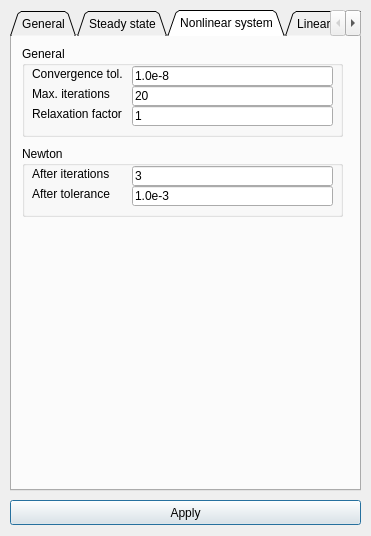
Qt form misc/Mesh3D/forms/solverparameters.ui (tehnick/elmerfem) before a commit.
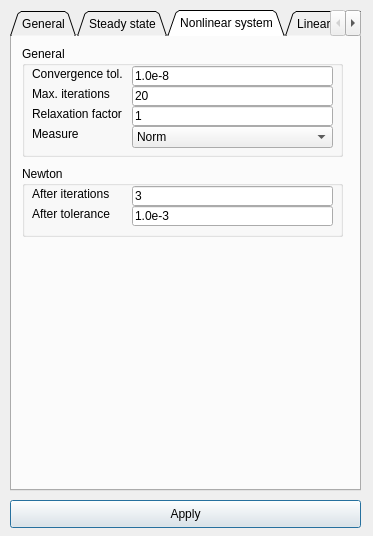
The same form after that commit. The open tabs and pages were chosen to show the change. Icons and pictures are not drawn.

Commit message: Added noninear system and staedy state convergence measures which are only written conditionally if not == norm.

```diff
--- a/misc/Mesh3D/forms/solverparameters.ui
+++ b/misc/Mesh3D/forms/solverparameters.ui
@@ -5,7 +5,7 @@
    <rect>
     <x>0</x>
     <y>0</y>
-    <width>371</width>
+    <width>373</width>
     <height>536</height>
    </rect>
   </property>
@@ -254,7 +254,7 @@
        <x>10</x>
        <y>10</y>
        <width>321</width>
-       <height>91</height>
+       <height>111</height>
       </rect>
      </property>
      <property name="title" >
@@ -338,12 +338,50 @@
        <string>Relaxation factor</string>
       </property>
      </widget>
+     <widget class="QComboBox" name="nonlinSystemConvergenceMeasureCombo" >
+      <property name="geometry" >
+       <rect>
+        <x>110</x>
+        <y>80</y>
+        <width>201</width>
+        <height>22</height>
+       </rect>
+      </property>
+      <item>
+       <property name="text" >
+        <string>Norm</string>
+       </property>
+      </item>
+      <item>
+       <property name="text" >
+        <string>Solution</string>
+       </property>
+      </item>
+      <item>
+       <property name="text" >
+        <string>Residual</string>
+       </property>
+      </item>
+     </widget>
+     <widget class="QLabel" name="nonlinSystemConvergenceMeasureLabel" >
+      <property name="geometry" >
+       <rect>
+        <x>10</x>
+        <y>80</y>
+        <width>91</width>
+        <height>16</height>
+       </rect>
+      </property>
+      <property name="text" >
+       <string>Measure</string>
+      </property>
+     </widget>
     </widget>
     <widget class="QGroupBox" name="newtonControlGroup" >
      <property name="geometry" >
       <rect>
        <x>10</x>
-       <y>110</y>
+       <y>130</y>
        <width>321</width>
        <height>71</height>
       </rect>
@@ -1229,7 +1267,7 @@
      <x>10</x>
      <y>500</y>
      <width>351</width>
-     <height>25</height>
+     <height>28</height>
     </rect>
    </property>
    <property name="text" >
```
Left out of the diff: 42 changed lines with no effect on the pictures. The commit also changes 1 other file.
